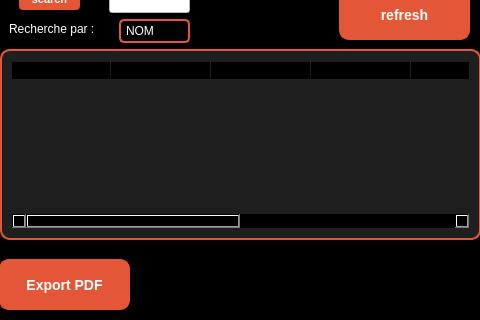
Qt form mainwindow.ui (ProjetCppS2-2425/projetcpp-football-cpp) before a commit; both pictures show x 501 to 981 and y 157 to 477 of the 981 by 477 pixel window.
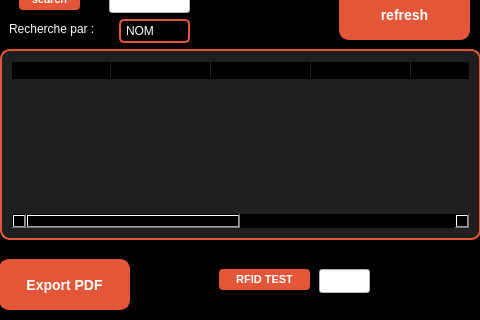
The same form after that commit. Icons and pictures are not drawn.

The edit to the form file:
```diff
--- a/mainwindow.ui
+++ b/mainwindow.ui
@@ -1402,6 +1402,78 @@
          <string>refresh</string>
         </property>
        </widget>
+       <widget class="QLineEdit" name="RFID">
+        <property name="geometry">
+         <rect>
+          <x>590</x>
+          <y>380</y>
+          <width>51</width>
+          <height>24</height>
+         </rect>
+        </property>
+        <property name="styleSheet">
+         <string notr="true">background-color: rgb(255, 255, 255);</string>
+        </property>
+        <property name="text">
+         <string/>
+        </property>
+       </widget>
+       <widget class="QPushButton" name="RFIDTEST">
+        <property name="geometry">
+         <rect>
+          <x>490</x>
+          <y>380</y>
+          <width>91</width>
+          <height>21</height>
+         </rect>
+        </property>
+        <property name="styleSheet">
+         <string notr="true">QPushButton {
+    background-color: #E45638;
+    color: white;
+    border: 2px solid #E45638;
+    border-radius: 4px;               /* Smaller rounded corners */
+    padding: 4px 8px;                 /* Minimal padding */
+    font-size: 11px;                  /* Smaller font size */
+    font-weight: bold;
+    text-align: center;
+    transition: all 0.15s ease-in-out; /* Faster transition */
+    box-shadow: 0 1px 4px rgba(0, 0, 0, 0.2); /* Subtle shadow */
+}
+
+QPushButton:hover {
+    background-color: #D14829;
+    border: 2px solid #D14829;
+    transform: scale(1.03);          /* Very slight scaling */
+    box-shadow: 0 2px 6px rgba(0, 0, 0, 0.3);
+    filter: brightness(1.05);
+}
+
+QPushButton:pressed {
+    background-color: #B23A24;
+    border: 2px solid #B23A24;
+    transform: scale(0.95);
+    box-shadow: 0 1px 3px rgba(0, 0, 0, 0.15);
+}
+
+QPushButton:disabled {
+    background-color: #e0e0e0;
+    color: #b0b0b0;
+    border: 2px solid #e0e0e0;
+    cursor: not-allowed;
+    box-shadow: none;
+}
+
+QPushButton::icon {
+    padding-left: 2px;
+    padding-right: 2px;
+}
+</string>
+        </property>
+        <property name="text">
+         <string>RFID TEST</string>
+        </property>
+       </widget>
       </widget>
       <widget class="QWidget" name="tab_2">
        <attribute name="title">
```
